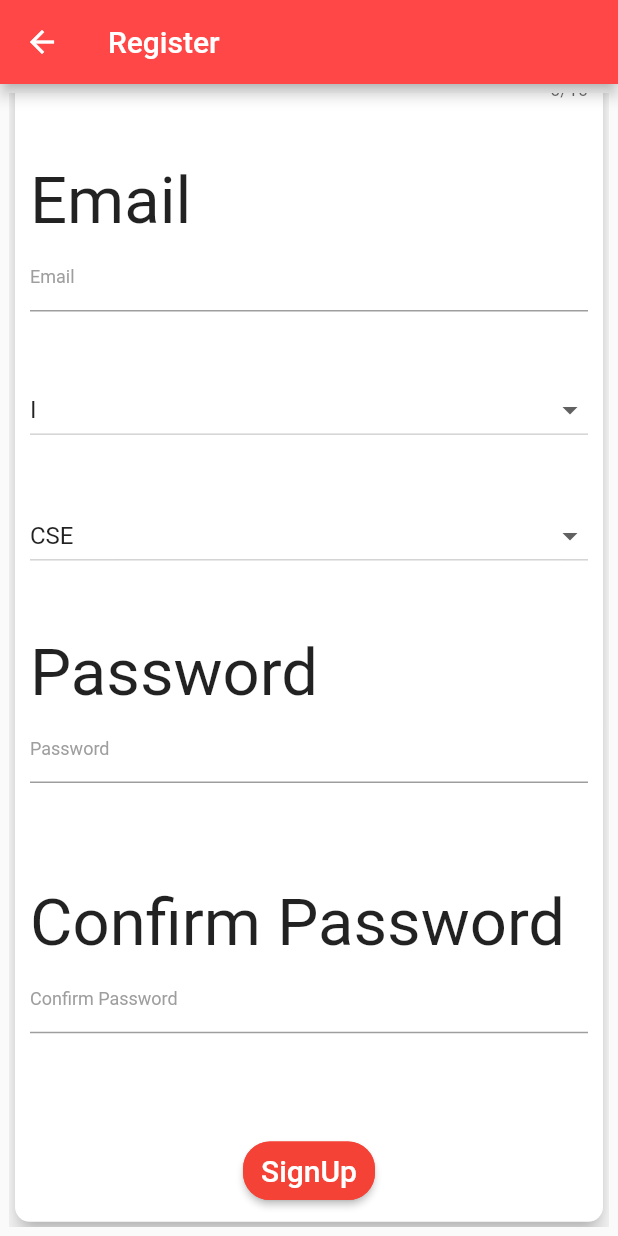
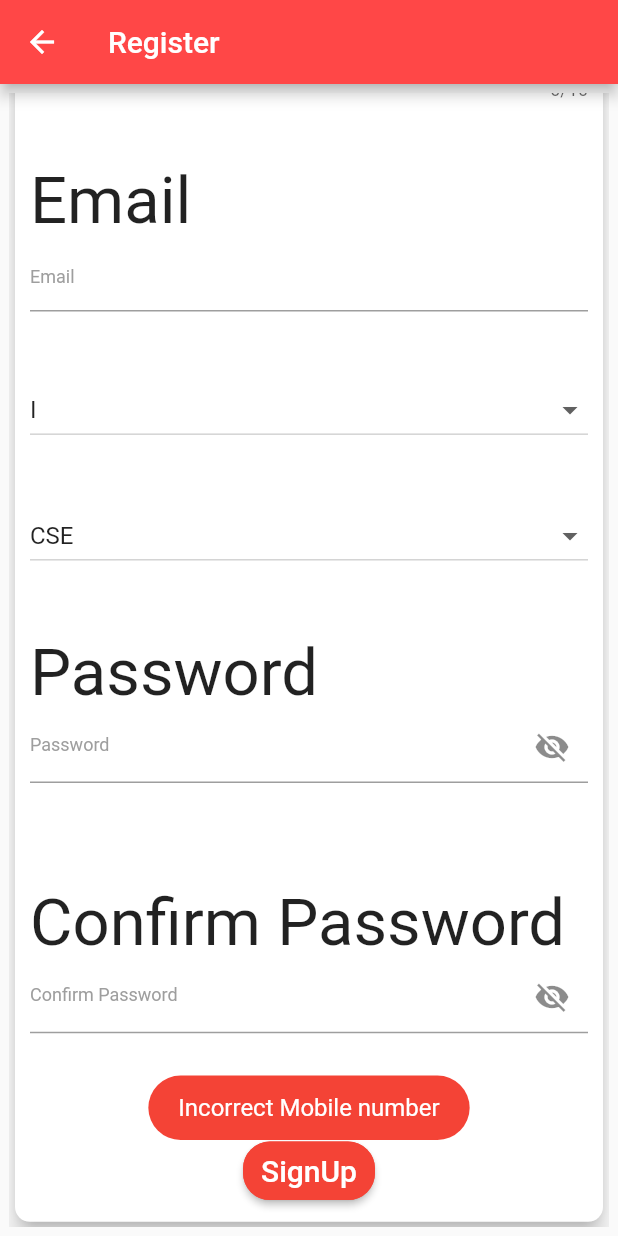
Before and after one commit to suryakamalog/Club-Event-Management, a Flutter app: the SignUp screen opened directly, scrolled down 265 dp, after a tap on "SignUp", on a phone screen of 412 x 824 dp. Run offline on Flutter 3.47's test engine with Material 2 defaults, Android fonts, the phone set to English and light mode, and no system bars; our stand-ins replace cloud_firestore, firebase_auth, firebase_core, firebase_database, flutter_datetime_picker, flutter_screenutil and 4 more; missing offline and left inert: flutter_barcode_scanner; accounts and stored records are empty; network calls fail; Roboto replaces fonts that are missing (Poppins-Medium).

Commit message:
code refactor

```diff
--- a/lib/signUp.dart
+++ b/lib/signUp.dart
@@ -1,4 +1,5 @@
 import 'package:event/loginPage.dart';
+import 'package:event/utils/toast.dart';
 import 'package:flutter/material.dart';
 import 'package:flutter_screenutil/flutter_screenutil.dart';
 import 'package:firebase_auth/firebase_auth.dart';
@@ -54,6 +55,9 @@ class _SignUpState extends State<SignUp> {
   bool validateEmail = false;
   bool validatePassword = false;
   bool validateConfirmPassword = false;
+  bool tooSmallPassword = false;
+  bool _obscureText = true;
+  bool _obscureText1 = true;
 
   TextEditingController nameController = TextEditingController();
   TextEditingController mobileController = TextEditingController();
@@ -61,20 +65,54 @@ class _SignUpState extends State<SignUp> {
   TextEditingController passwordController = TextEditingController();
   TextEditingController confirmPasswordController = TextEditingController();
 
+  bool checkAllFields() {
+    if ("${mobileController.text}".length < 10) {
+      toast("Incorrect Mobile number", Colors.red);
+      return false;
+    }
+    if (!(RegExp(
+            r"^[a-zA-Z0-9.a-zA-Z0-9.!#$%&'*+-/=?^_`{|}~]+@[a-zA-Z0-9]+\.[a-zA-Z]+")
+        .hasMatch("${emailController.text}"))) {
+      toast("Incorrect Email", Colors.red);
+      return false;
+    }
+    if ("${passwordController.text}".length < 6) {
+      toast("Password should be at least 6 characters long", Colors.red);
+      return false;
+    }
+    if ("${passwordController.text}" != "${confirmPasswordController.text}") {
+      toast("Passwords do not match", Colors.red);
+      return false;
+    }
+    return true;
+  }
+
   Future<void> click() async {
+    if (!checkAllFields()) return;
+
     _name = "${nameController.text}";
     _mobile = "${mobileController.text}";
     _email = "${emailController.text}";
     _password = "${passwordController.text}";
-    _confirmPassword = "${confirmPasswordController}";
+    _confirmPassword = "${confirmPasswordController.text}";
     // print(_email);
     // print(_password);
     print("clicked");
     try {
-      UserCredential result = await _auth.createUserWithEmailAndPassword(
+      final result = await _auth.createUserWithEmailAndPassword(
           email: _email, password: _password);
+
+      if (result != null) {
+        await result.user.sendEmailVerification();
+        await _auth.signOut();
+      }
+
       User user = result.user;
 
+      if (user.emailVerified)
+        print("YES VERIFIED");
+      else
+        print("NOT VERIFIED");
       FirebaseFirestore.instance.collection("users").doc(user.uid).set({
         "name": "${nameController.text}",
         "mobile": "${mobileController.text}",
@@ -144,7 +182,7 @@ class _SignUpState extends State<SignUp> {
                         TextField(
                           onChanged: (value) {
                             setState(() {
-                              value.isEmpty
+                              value.isEmpty || value.length != 10
                                   ? validateMobile = true
                                   : validateMobile = false;
                             });
@@ -153,9 +191,9 @@ class _SignUpState extends State<SignUp> {
                           controller: mobileController,
                           keyboardType: TextInputType.number,
                           decoration: InputDecoration(
-                              errorText: validateMobile
-                                  ? "Mobile can\'t be empty"
-                                  : null,
+                              // errorText: validateMobile
+                              //     ? "Mobile can\'t be empty"
+                              //     : null,
                               hintText: "Mobile",
                               prefixText: '+91-',
                               hintStyle: TextStyle(
@@ -228,8 +266,18 @@ class _SignUpState extends State<SignUp> {
                               });
                             },
                             controller: passwordController,
-                            obscureText: true,
+                            obscureText: _obscureText,
                             decoration: InputDecoration(
+                                suffixIcon: new GestureDetector(
+                                  onTap: () {
+                                    setState(() {
+                                      _obscureText = !_obscureText;
+                                    });
+                                  },
+                                  child: new Icon(_obscureText
+                                      ? Icons.visibility_off
+                                      : Icons.visibility),
+                                ),
                                 errorText: validatePassword
                                     ? "Password can\'t be empty"
                                     : null,
@@ -256,8 +304,18 @@ class _SignUpState extends State<SignUp> {
                               });
                             },
                             controller: confirmPasswordController,
-                            obscureText: true,
+                            obscureText: _obscureText1,
                             decoration: InputDecoration(
+                                suffixIcon: new GestureDetector(
+                                  onTap: () {
+                                    setState(() {
+                                      _obscureText1 = !_obscureText1;
+                                    });
+                                  },
+                                  child: new Icon(_obscureText1
+                                      ? Icons.visibility_off
+                                      : Icons.visibility),
+                                ),
                                 errorText:
                                     confirmPasswordController.text.isNotEmpty &&
                                             passwordController.text !=
--- a/lib/ui/userProfilePage.dart
+++ b/lib/ui/userProfilePage.dart
@@ -39,11 +39,6 @@ class MapScreenState extends State<ProfilePage>
     _email = widget.email;
     _year = widget.year;
     _branch = widget.branch;
-    print(widget.name);
-    print(widget.mobile);
-    print(widget.email);
-    print(widget.year);
-    print(widget.branch);
   }
 
   void click() {
--- a/lib/ui/userQR.dart
+++ b/lib/ui/userQR.dart
@@ -14,7 +14,7 @@ class _UserQRState extends State<UserQR> {
   Widget build(BuildContext context) {
     return Scaffold(
       appBar: AppBar(
-        backgroundColor: Color(0xff028090),
+        backgroundColor: Color(0xFFFF4747),
         title: Text('Your QR code'),
       ),
       body: Container(
--- /dev/null
+++ b/lib/utils/toast.dart
@@ -0,0 +1,13 @@
+import 'package:flutter/material.dart';
+import 'package:fluttertoast/fluttertoast.dart';
+
+Future<bool> toast(String message, Color color) {
+  return Fluttertoast.showToast(
+      msg: message,
+      toastLength: Toast.LENGTH_SHORT,
+      gravity: ToastGravity.BOTTOM,
+      timeInSecForIosWeb: 1,
+      backgroundColor: color,
+      textColor: Colors.white,
+      fontSize: 16.0);
+}
--- a/pubspec.yaml
+++ b/pubspec.yaml
@@ -35,7 +35,8 @@ dependencies:
   cloud_firestore: ^0.14.0+2
   firebase_analytics: ^5.0.2
   shared_preferences: ^0.5.10
-
+  firebase_messaging: ^7.0.0
+  shimmer:
 
   # The following adds the Cupertino Icons font to your application.
   # Use with the CupertinoIcons class for iOS style icons.
```
Also changed, not shown: lib/loginPage.dart (+35 -21 lines), lib/ui/adminDashboard.dart (+116 -5 lines), pubspec.lock, 1 other file.
